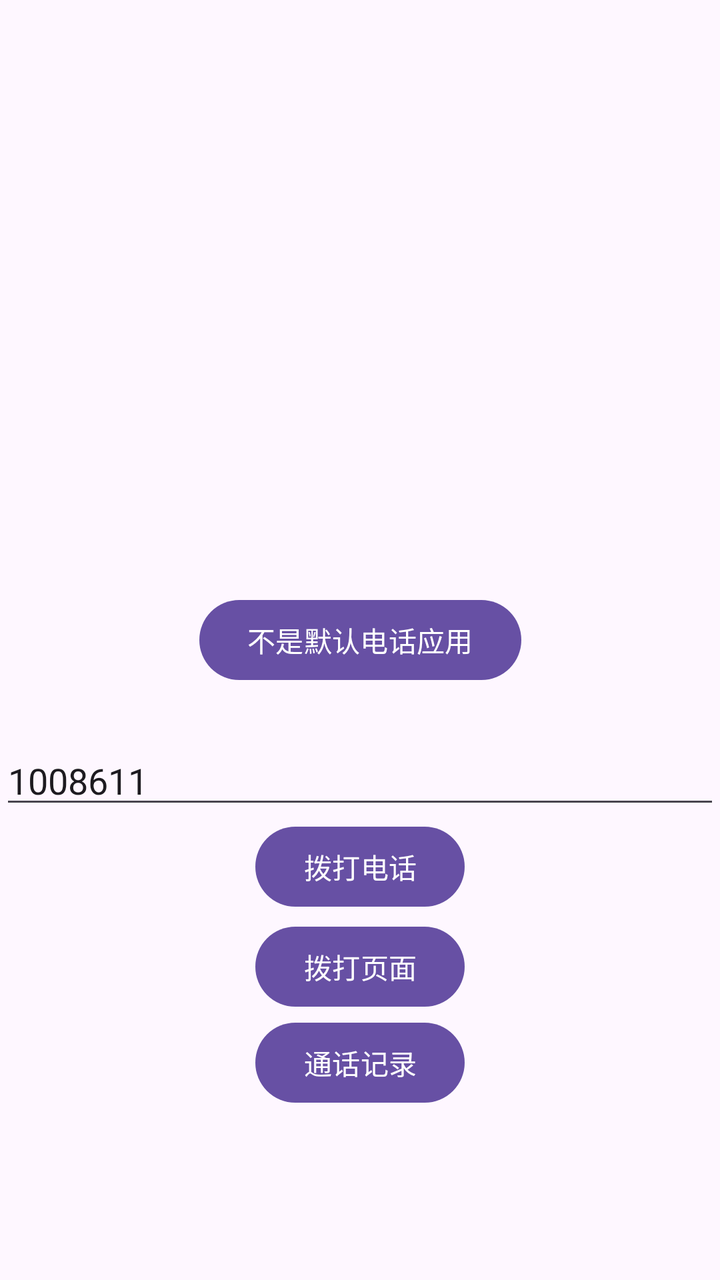
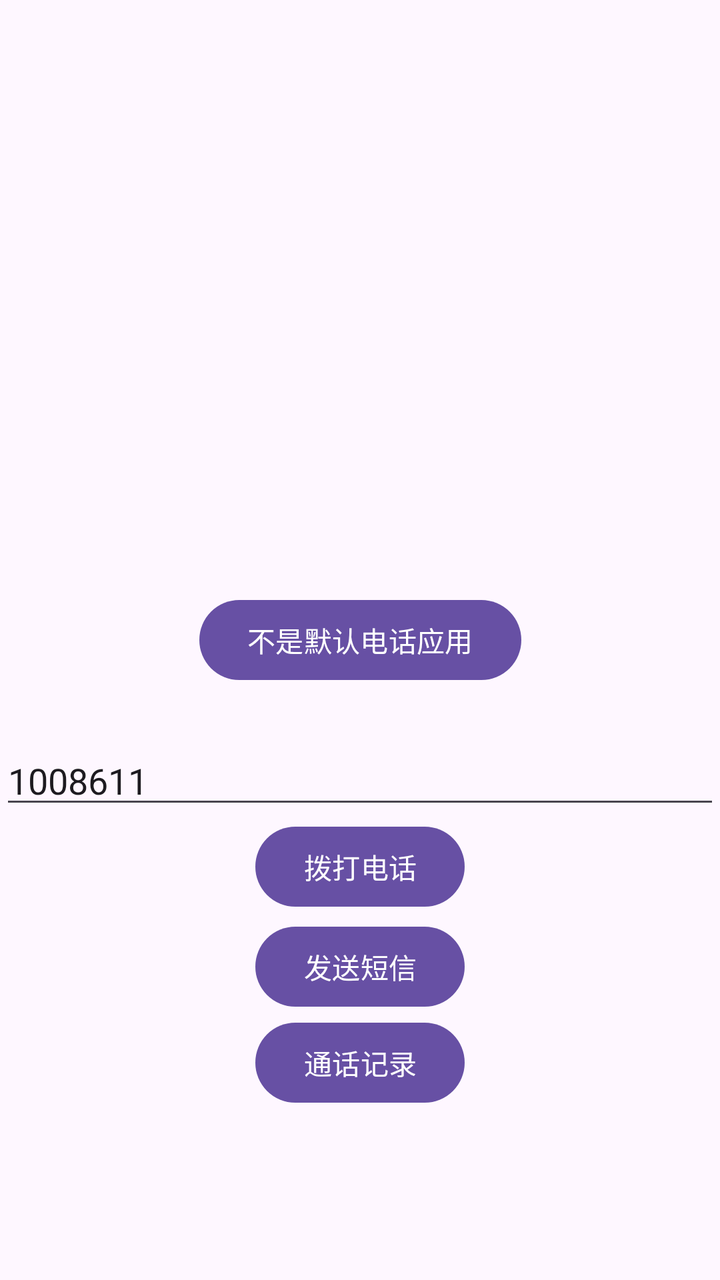

Before-and-after screenshots of an Android layout around one commit, followed by the original layout XML and the change that was made.
<!-- AndroidManifest.xml: application theme Theme.DefaultPhoneApp -->
<!-- res/layout/activity_main.xml -->
<?xml version="1.0" encoding="utf-8"?>
<androidx.constraintlayout.widget.ConstraintLayout xmlns:android="http://schemas.android.com/apk/res/android"
    xmlns:app="http://schemas.android.com/apk/res-auto"
    xmlns:tools="http://schemas.android.com/tools"
    android:id="@+id/main"
    android:layout_width="match_parent"
    android:layout_height="match_parent"
    tools:context=".MainActivity">

    <Button
        android:id="@+id/btn"
        android:layout_width="wrap_content"
        android:layout_height="wrap_content"
        android:text="不是默认电话应用"
        app:layout_constraintBottom_toBottomOf="parent"
        app:layout_constraintEnd_toEndOf="parent"
        app:layout_constraintStart_toStartOf="parent"
        app:layout_constraintTop_toTopOf="parent" />


    <EditText
        android:id="@+id/edit"
        android:layout_width="match_parent"
        android:layout_height="wrap_content"
        android:layout_marginTop="24dp"
        android:inputType="phone"
        android:text="1008611"
        app:layout_constraintTop_toBottomOf="@+id/btn" />

    <Button
        android:id="@+id/btn_call"
        android:layout_width="wrap_content"
        android:layout_height="wrap_content"
        android:text="拨打电话"
        app:layout_constraintEnd_toEndOf="parent"
        app:layout_constraintStart_toStartOf="parent"
        app:layout_constraintTop_toBottomOf="@+id/edit" />

    <Button
        android:id="@+id/btn_call2"
        android:layout_width="wrap_content"
        android:layout_height="wrap_content"
        android:text="拨打页面"
        android:layout_marginTop="50dp"
        app:layout_constraintEnd_toEndOf="parent"
        app:layout_constraintStart_toStartOf="parent"
        app:layout_constraintTop_toBottomOf="@+id/edit" />

    <Button
        android:id="@+id/btn_call_log"
        android:layout_width="wrap_content"
        android:layout_height="wrap_content"
        android:text="通话记录"
        app:layout_constraintEnd_toEndOf="parent"
        app:layout_constraintStart_toStartOf="parent"
        app:layout_constraintTop_toBottomOf="@+id/btn_call2" />

</androidx.constraintlayout.widget.ConstraintLayout>
<!-- resources referenced by this layout -->
<resources>
  <style name="Theme.DefaultPhoneApp" parent="Base.Theme.DefaultPhoneApp" />
  <style name="Base.Theme.DefaultPhoneApp" parent="Theme.Material3.DayNight.NoActionBar">
          
          
      </style>
</resources>

<!-- the commit's change to res/layout/activity_main.xml (unified diff, before → after) -->
@@ -40,8 +40,8 @@
         android:id="@+id/btn_call2"
         android:layout_width="wrap_content"
         android:layout_height="wrap_content"
-        android:text="拨打页面"
         android:layout_marginTop="50dp"
+        android:text="发送短信"
         app:layout_constraintEnd_toEndOf="parent"
         app:layout_constraintStart_toStartOf="parent"
         app:layout_constraintTop_toBottomOf="@+id/edit" />
